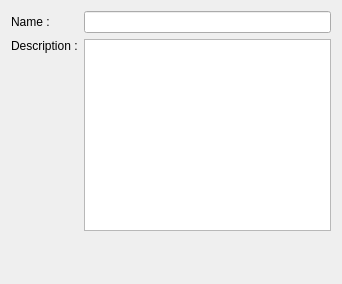
Qt form src/subnetbegin.ui (moonpyk/dyprosium) before a commit.
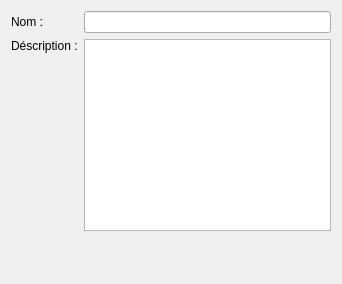
The same form after that commit.

The edit to the form file:
```diff
--- a/src/subnetbegin.ui
+++ b/src/subnetbegin.ui
@@ -18,7 +18,7 @@
      <item row="0" column="0" >
       <widget class="QLabel" name="label" >
        <property name="text" >
-        <string>Name :</string>
+        <string>Nom :</string>
        </property>
       </widget>
      </item>
@@ -28,7 +28,7 @@
      <item row="1" column="0" >
       <widget class="QLabel" name="label_2" >
        <property name="text" >
-        <string>Description :</string>
+        <string>Déscription :</string>
        </property>
       </widget>
      </item>
```
Left out of the diff: 2 changed lines with no effect on the pictures.
